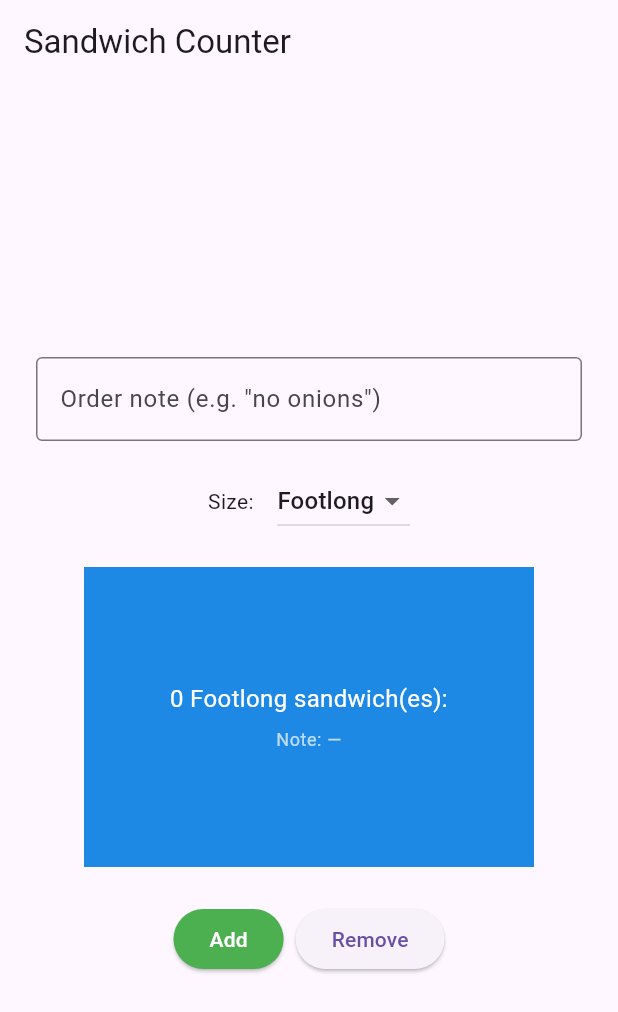
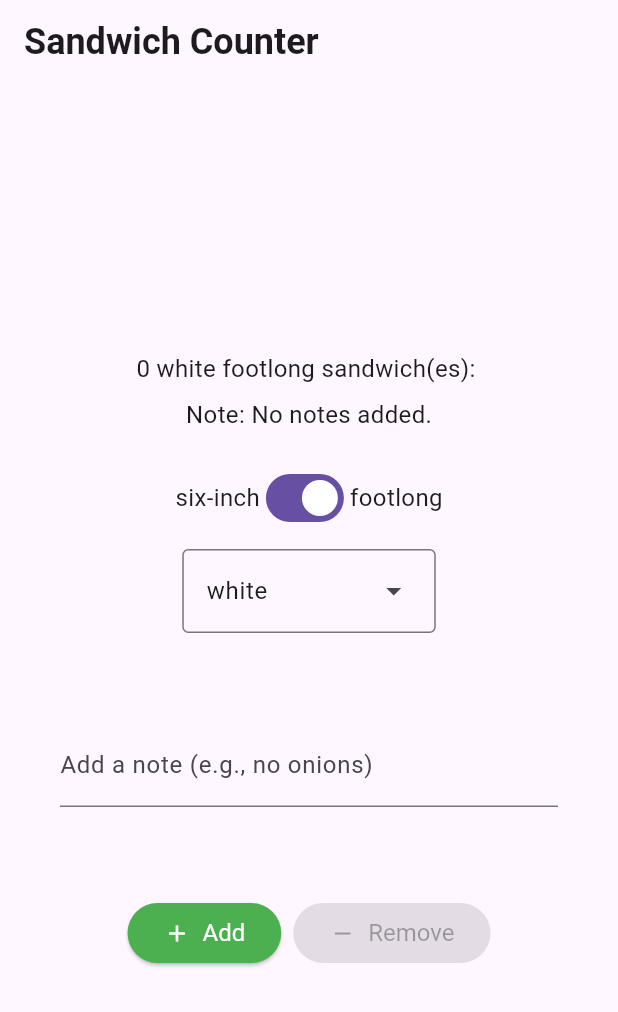
Before and after one commit to Maheer-Basit/sandwich_shop, a Flutter app: the screen it shows after launch, on a phone screen of 412 x 824 dp. Shown: the top 1012 px of the screen. Run offline on Flutter 3.47's test engine with Material 3 defaults, Android fonts, the phone set to English and light mode, and no system bars.

Commit message:
Adding tests and updating main.dart

```diff
--- a/lib/main.dart
+++ b/lib/main.dart
@@ -1,6 +1,8 @@
 import 'package:flutter/material.dart';
 import 'package:sandwich_shop/views/app_styles.dart';
+import 'package:sandwich_shop/repositories/order_repository.dart';
 
+enum BreadType { white, wheat, wholemeal }
 
 void main() {
   runApp(const App());
@@ -30,98 +32,139 @@ class OrderScreen extends StatefulWidget {
 }
 
 class _OrderScreenState extends State<OrderScreen> {
-  int _quantity = 0;
-  String? _selectedSize = 'Footlong';
-  final TextEditingController _noteController = TextEditingController();
+  late final OrderRepository _orderRepository;
+  final TextEditingController _notesController = TextEditingController();
+  bool _isFootlong = true;
+  BreadType _selectedBreadType = BreadType.white;
 
-  void _increaseQuantity() {
-    if (_quantity < widget.maxQuantity) {
-      setState(() => _quantity++);
-    }
-  }
-
-  void _decreaseQuantity() {
-    if (_quantity > 0) {
-      setState(() => _quantity--);
-    }
+  @override
+  void initState() {
+    super.initState();
+    _orderRepository = OrderRepository(maxQuantity: widget.maxQuantity);
+    _notesController.addListener(() {
+      setState(() {});
+    });
   }
 
   @override
   void dispose() {
-    _noteController.dispose();
+    _notesController.dispose();
     super.dispose();
+  }
+
+  VoidCallback? _getIncreaseCallback() {
+    if (_orderRepository.canIncrement) {
+      return () => setState(_orderRepository.increment);
+    }
+    return null;
+  }
+
+  VoidCallback? _getDecreaseCallback() {
+    if (_orderRepository.canDecrement) {
+      return () => setState(_orderRepository.decrement);
+    }
+    return null;
+  }
+
+  void _onSandwichTypeChanged(bool value) {
+    setState(() => _isFootlong = value);
+  }
+
+  void _onBreadTypeSelected(BreadType? value) {
+    if (value != null) {
+      setState(() => _selectedBreadType = value);
+    }
+  }
+
+  List<DropdownMenuEntry<BreadType>> _buildDropdownEntries() {
+    List<DropdownMenuEntry<BreadType>> entries = [];
+    for (BreadType bread in BreadType.values) {
+      DropdownMenuEntry<BreadType> newEntry = DropdownMenuEntry<BreadType>(
+        value: bread,
+        label: bread.name,
+      );
+      entries.add(newEntry);
+    }
+    return entries;
   }
 
   @override
   Widget build(BuildContext context) {
+    String sandwichType = 'footlong';
+    if (!_isFootlong) {
+      sandwichType = 'six-inch';
+    }
+
+    String noteForDisplay;
+    if (_notesController.text.isEmpty) {
+      noteForDisplay = 'No notes added.';
+    } else {
+      noteForDisplay = _notesController.text;
+    }
+
     return Scaffold(
-      appBar: AppBar(title: const Text('Sandwich Counter')),
+      appBar: AppBar(
+        title: const Text(
+          'Sandwich Counter',
+          style: heading1,
+        ),
+      ),
       body: Center(
         child: Column(
           mainAxisAlignment: MainAxisAlignment.center,
           children: <Widget>[
-            // TextField for notes (enter before pressing Add / Remove)
+            OrderItemDisplay(
+              quantity: _orderRepository.quantity,
+              itemType: sandwichType,
+              breadType: _selectedBreadType,
+              orderNote: noteForDisplay,
+            ),
+            const SizedBox(height: 20),
+            Row(
+              mainAxisAlignment: MainAxisAlignment.center,
+              children: [
+                const Text('six-inch', style: normalText),
+                Switch(
+                  value: _isFootlong,
+                  onChanged: _onSandwichTypeChanged,
+                ),
+                const Text('footlong', style: normalText),
+              ],
+            ),
+            const SizedBox(height: 10),
+            DropdownMenu<BreadType>(
+              textStyle: normalText,
+              initialSelection: _selectedBreadType,
+              onSelected: _onBreadTypeSelected,
+              dropdownMenuEntries: _buildDropdownEntries(),
+            ),
+            const SizedBox(height: 20),
             Padding(
-              padding: const EdgeInsets.symmetric(horizontal: 24.0, vertical: 8.0),
+              padding: const EdgeInsets.all(40.0),
               child: TextField(
-                controller: _noteController,
+                key: const Key('notes_textfield'),
+                controller: _notesController,
                 decoration: const InputDecoration(
-                  border: OutlineInputBorder(),
-                  labelText: 'Order note (e.g. "no onions")',
+                  labelText: 'Add a note (e.g., no onions)',
                 ),
               ),
             ),
-            Padding(
-              padding: const EdgeInsets.symmetric(horizontal: 24.0, vertical: 8.0),
-              child: Row(
-                mainAxisAlignment: MainAxisAlignment.center,
-                children: [
-                  const Text('Size: '),
-                  const SizedBox(width: 12),
-                  DropdownButton<String>(
-                    value: _selectedSize,
-                    items: const [
-                      DropdownMenuItem(value: '6-inch', child: Text('6-inch')),
-                      DropdownMenuItem(value: 'Footlong', child: Text('Footlong')),
-                    ],
-                    onChanged: (value) {
-                      if (value != null) {
-                        setState(() {
-                          _selectedSize = value;
-                        });
-                      }
-                    },
-                  ),
-                ],
-              ),
-            ),
-            const SizedBox(height: 12),
-
-            // Display current order and note
-            OrderItemDisplay(_selectedSize ?? 'Footlong', _quantity, note: _noteController.text),
-            const SizedBox(height: 12),
-
-            const SizedBox(height: 12),
-
+            const SizedBox(height: 20),
             Row(
               mainAxisAlignment: MainAxisAlignment.center,
               children: [
-                ElevatedButton(
-                  onPressed:(_quantity < widget.maxQuantity) ? _increaseQuantity : null,
-                  style: ElevatedButton.styleFrom(
-                    backgroundColor: Colors.green,
-                    foregroundColor: Colors.white
-                  ),
-                  child: const Text('Add'),
+                StyledButton(
+                  onPressed: _getIncreaseCallback(),
+                  icon: Icons.add,
+                  label: 'Add',
+                  backgroundColor: Colors.green,
                 ),
                 const SizedBox(width: 8),
-                ElevatedButton(
-                  onPressed: _decreaseQuantity,
-                  style:(_quantity > 0) ? ElevatedButton.styleFrom(
-                    backgroundColor: Colors.red,
-                    foregroundColor: Colors.white
-                  ) : null,
-                  child: const Text('Remove'),
+                StyledButton(
+                  onPressed: _getDecreaseCallback(),
+                  icon: Icons.remove,
+                  label: 'Remove',
+                  backgroundColor: Colors.red,
                 ),
               ],
             ),
@@ -132,39 +175,73 @@ class _OrderScreenState extends State<OrderScreen> {
   }
 }
 
-class OrderItemDisplay extends StatelessWidget {
-  final String itemType;
-  final int quantity;
-  final String? note;
+class StyledButton extends StatelessWidget {
+  final VoidCallback? onPressed;
+  final IconData icon;
+  final String label;
+  final Color backgroundColor;
 
-  const OrderItemDisplay(this.itemType, this.quantity, {this.note, super.key});
+  const StyledButton({
+    super.key,
+    required this.onPressed,
+    required this.icon,
+    required this.label,
+    required this.backgroundColor,
+  });
 
   @override
   Widget build(BuildContext context) {
-    return Container(
-      color: Colors.blue[600],
-      width: 300,
-      height: 200,
-      alignment: Alignment.center,
-      child: Padding(
-        padding: const EdgeInsets.all(12.0),
-        child: Column(
-          mainAxisAlignment: MainAxisAlignment.center,
-          children: [
-            Text(
-              '$quantity $itemType sandwich(es): ${'🥪' * quantity}',
-              textAlign: TextAlign.center,
-              style: const TextStyle(color: Colors.white, fontSize: 16),
-            ),
-            const SizedBox(height: 8),
-            Text(
-              'Note: ${note?.isNotEmpty == true ? note : '—'}',
-              style: Theme.of(context).textTheme.bodySmall?.copyWith(color: Colors.white70),
-              textAlign: TextAlign.center,
-            ),
-          ],
-        ),
+    ButtonStyle myButtonStyle = ElevatedButton.styleFrom(
+      backgroundColor: backgroundColor,
+      foregroundColor: Colors.white,
+      textStyle: normalText,
+    );
+
+    return ElevatedButton(
+      onPressed: onPressed,
+      style: myButtonStyle,
+      child: Row(
+        children: [
+          Icon(icon),
+          const SizedBox(width: 8),
+          Text(label),
+        ],
       ),
     );
   }
 }
+
+class OrderItemDisplay extends StatelessWidget {
+  final int quantity;
+  final String itemType;
+  final BreadType breadType;
+  final String orderNote;
+
+  const OrderItemDisplay({
+    super.key,
+    required this.quantity,
+    required this.itemType,
+    required this.breadType,
+    required this.orderNote,
+  });
+
+  @override
+  Widget build(BuildContext context) {
+    String displayText =
+        '$quantity ${breadType.name} $itemType sandwich(es): ${'🥪' * quantity}';
+
+    return Column(
+      children: [
+        Text(
+          displayText,
+          style: normalText,
+        ),
+        const SizedBox(height: 8),
+        Text(
+          'Note: $orderNote',
+          style: normalText,
+        ),
+      ],
+    );
+  }
+}
--- /dev/null
+++ b/lib/repositories/order_repository.dart
@@ -0,0 +1,23 @@
+class OrderRepository {
+  int _quantity = 0;
+  final int maxQuantity;
+
+  OrderRepository({required this.maxQuantity});
+
+  int get quantity => _quantity;
+
+  bool get canIncrement => _quantity < maxQuantity;
+  bool get canDecrement => _quantity > 0;
+
+  void increment() {
+    if (canIncrement) {
+      _quantity++;
+    }
+  }
+
+  void decrement() {
+    if (canDecrement) {
+      _quantity--;
+    }
+  }
+}
--- a/lib/views/app_styles.dart
+++ b/lib/views/app_styles.dart
@@ -0,0 +1,10 @@
+import 'package:flutter/material.dart';
+
+const TextStyle normalText = TextStyle(
+  fontSize: 16,
+);
+
+const heading1 = TextStyle(
+  fontSize: 24,
+  fontWeight: FontWeight.bold,
+);
```
Also changed, not shown: 1 other file.
